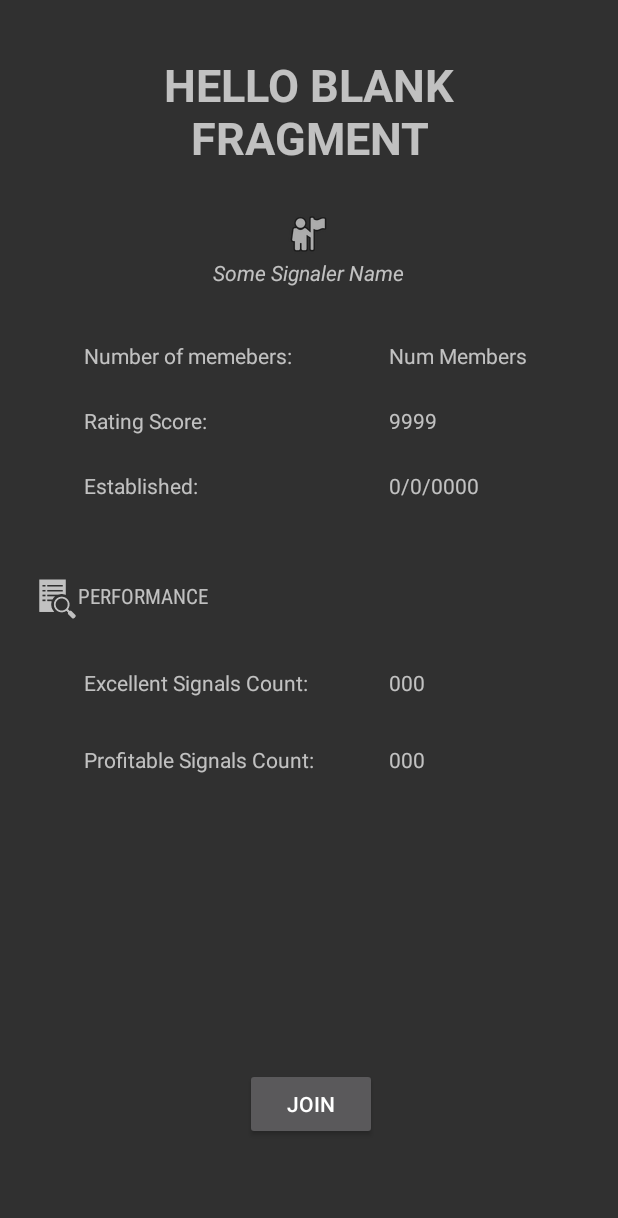
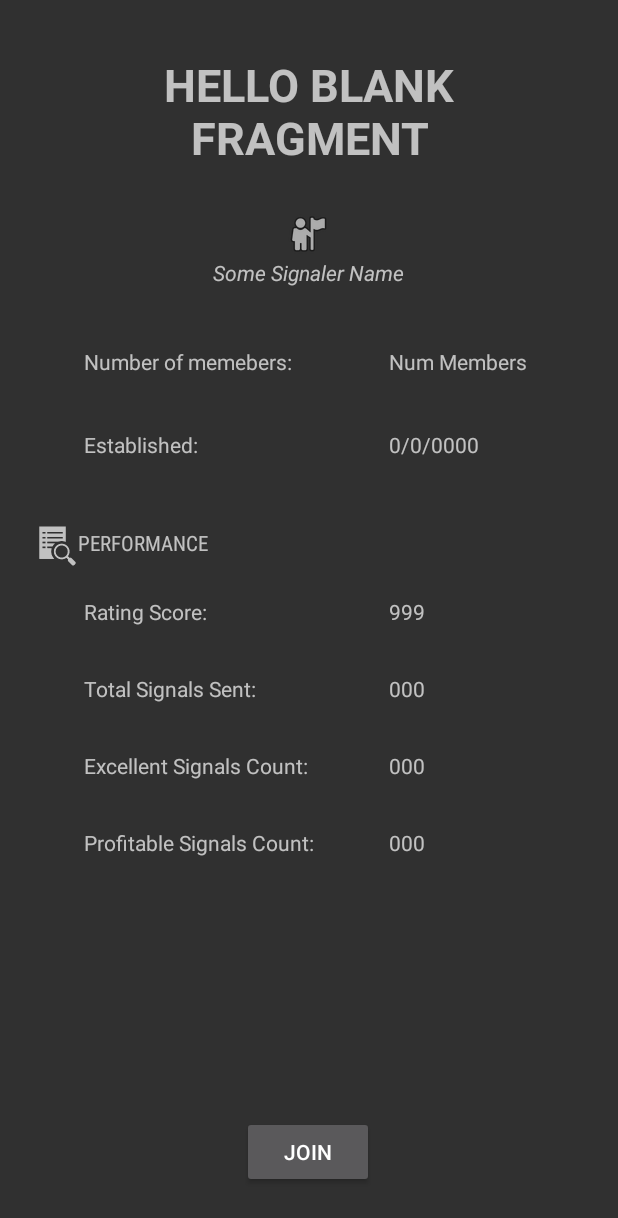
Before and after one commit to ginomcfino/Vesper_Android, an Android app: the layout fragment_groups_detail.xml on its own in the app's theme, with its tools: preview values and no code run, on a phone screen of 412 x 824 dp. Shown: the top 1218 px of the screen. Run offline under Robolectric (Android 15) with nearby library versions, the phone set to English and light mode, and no system bars.

Commit message:
added signals count

```diff
--- a/app/src/main/java/com/company/vesper/groups/GroupsDetail.java
+++ b/app/src/main/java/com/company/vesper/groups/GroupsDetail.java
@@ -42,6 +42,7 @@ public class GroupsDetail extends Fragment {
 
         binding.excellentCount.setText(String.valueOf(group.getExcellent_signals()));
         binding.goodCount.setText(String.valueOf(group.getGood_signals()));
+        binding.
 
 
         // Inflate the layout for this fragment
--- a/app/src/main/res/layout/fragment_groups_detail.xml
+++ b/app/src/main/res/layout/fragment_groups_detail.xml
@@ -33,11 +33,11 @@
             android:id="@+id/joinGroup"
             android:layout_width="wrap_content"
             android:layout_height="wrap_content"
-            android:layout_marginBottom="64dp"
+            android:layout_marginBottom="32dp"
             android:text="@string/join_group"
             app:layout_constraintBottom_toBottomOf="parent"
             app:layout_constraintEnd_toEndOf="parent"
-            app:layout_constraintHorizontal_bias="0.504"
+            app:layout_constraintHorizontal_bias="0.498"
             app:layout_constraintStart_toStartOf="parent" />
 
         <TextView
@@ -59,7 +59,7 @@
             android:layout_width="wrap_content"
             android:layout_height="wrap_content"
             android:layout_marginStart="56dp"
-            android:layout_marginTop="36dp"
+            android:layout_marginTop="40dp"
             android:text="Number of memebers:"
             app:layout_constraintStart_toStartOf="parent"
             app:layout_constraintTop_toBottomOf="@+id/SignalerName" />
@@ -81,16 +81,16 @@
             android:layout_width="wrap_content"
             android:layout_height="wrap_content"
             android:layout_marginStart="56dp"
-            android:layout_marginTop="24dp"
+            android:layout_marginTop="20dp"
             android:text="Rating Score:"
             app:layout_constraintStart_toStartOf="parent"
-            app:layout_constraintTop_toBottomOf="@+id/textView_members" />
+            app:layout_constraintTop_toBottomOf="@+id/performance" />
 
         <TextView
             android:id="@+id/rating"
             android:layout_width="wrap_content"
             android:layout_height="wrap_content"
-            android:text="9999"
+            android:text="999"
             app:layout_constraintBottom_toBottomOf="@+id/textView_rating"
             app:layout_constraintStart_toStartOf="@+id/numMembers"
             app:layout_constraintTop_toTopOf="@+id/textView_rating"
@@ -101,7 +101,7 @@
             android:layout_width="wrap_content"
             android:layout_height="wrap_content"
             android:layout_marginStart="20dp"
-            android:layout_marginTop="48dp"
+            android:layout_marginTop="40dp"
             android:drawableLeft="?android:attr/actionModeFindDrawable"
             android:fontFamily="sans-serif-condensed"
             android:gravity="center_vertical"
@@ -117,7 +117,7 @@
             android:layout_marginTop="32dp"
             android:text="Excellent Signals Count:"
             app:layout_constraintStart_toStartOf="parent"
-            app:layout_constraintTop_toBottomOf="@+id/performance" />
+            app:layout_constraintTop_toBottomOf="@+id/textView_numSignals" />
 
         <TextView
             android:id="@+id/textView_goodSignals2"
@@ -152,10 +152,10 @@
             android:layout_width="wrap_content"
             android:layout_height="wrap_content"
             android:layout_marginStart="56dp"
-            android:layout_marginTop="24dp"
+            android:layout_marginTop="36dp"
             android:text="Established: "
             app:layout_constraintStart_toStartOf="parent"
-            app:layout_constraintTop_toBottomOf="@+id/textView_rating" />
+            app:layout_constraintTop_toBottomOf="@+id/textView_members" />
 
         <TextView
             android:id="@+id/age"
@@ -166,6 +166,25 @@
             app:layout_constraintStart_toStartOf="@+id/rating"
             app:layout_constraintTop_toTopOf="@+id/textView_age" />
 
+        <TextView
+            android:id="@+id/textView_numSignals"
+            android:layout_width="wrap_content"
+            android:layout_height="wrap_content"
+            android:layout_marginStart="56dp"
+            android:layout_marginTop="32dp"
+            android:text="Total Signals Sent:"
+            app:layout_constraintStart_toStartOf="parent"
+            app:layout_constraintTop_toBottomOf="@+id/textView_rating" />
+
+        <TextView
+            android:id="@+id/textView9"
+            android:layout_width="wrap_content"
+            android:layout_height="wrap_content"
+            android:text="000"
+            app:layout_constraintBottom_toBottomOf="@+id/textView_numSignals"
+            app:layout_constraintStart_toStartOf="@+id/rating"
+            app:layout_constraintTop_toTopOf="@+id/textView_numSignals" />
+
     </androidx.constraintlayout.widget.ConstraintLayout>
 
 </FrameLayout>
```
